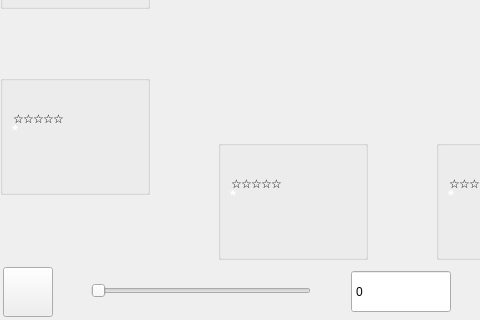
First picture: the form in src/gui/qt/gui_800x480/gametable_800x480.ui, repository pokerth/pokerth, before the edit; both pictures show x 0 to 480 and y 280 to 600 of the 1024 by 600 pixel window.
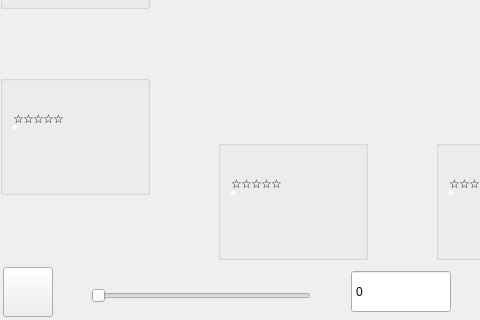
Second picture: the form after the edit. Icons and pictures are not drawn. Custom widgets are drawn as their Qt base class.

```diff
--- a/src/gui/qt/gui_800x480/gametable_800x480.ui
+++ b/src/gui/qt/gui_800x480/gametable_800x480.ui
@@ -4496,7 +4496,7 @@
            <property name="minimumSize">
             <size>
              <width>220</width>
-             <height>16</height>
+             <height>60</height>
             </size>
            </property>
            <property name="maximumSize">
```
Left out of the diff: 14 changed lines with no effect on the pictures.
